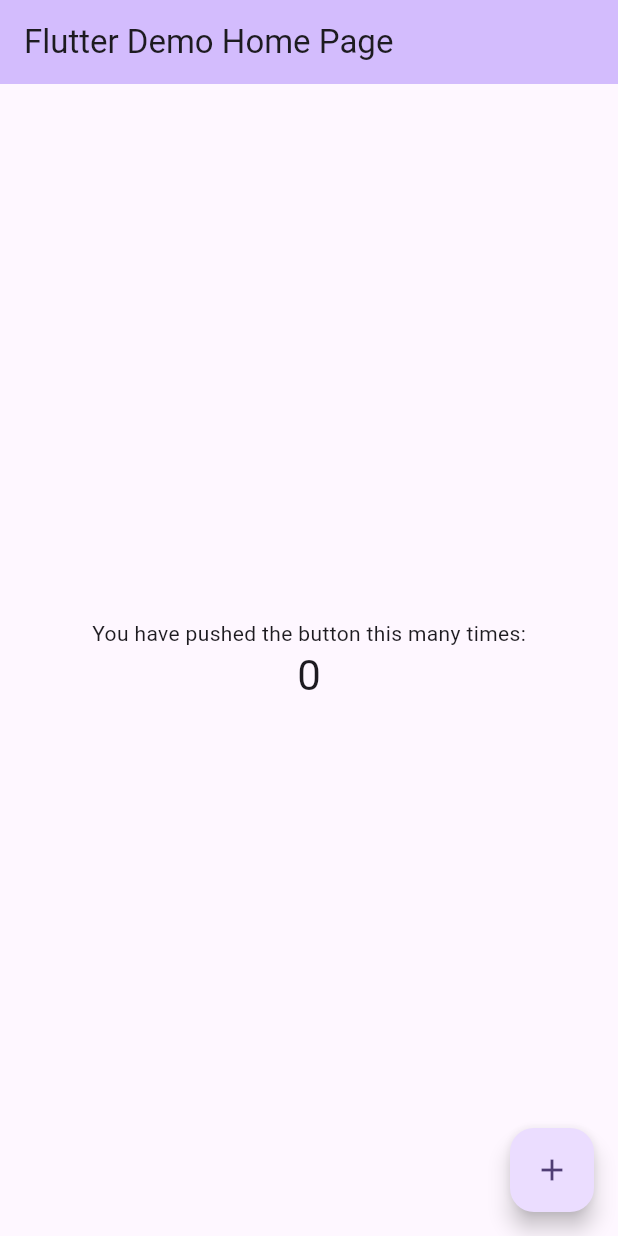
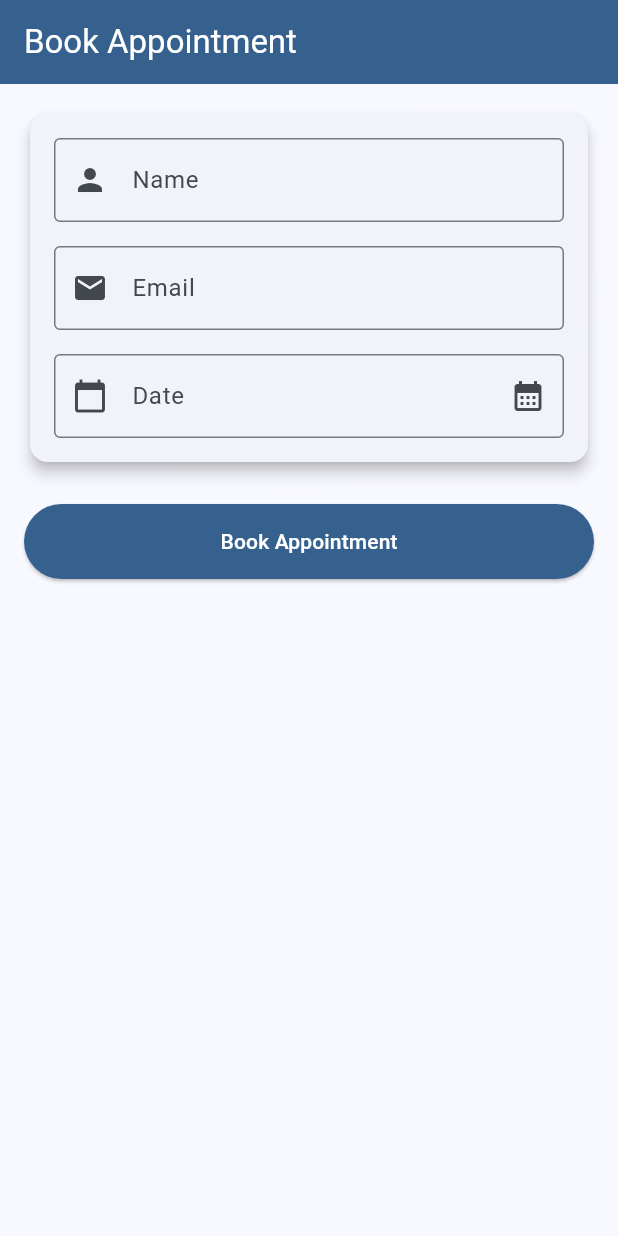
Before and after one commit to luckstraw/Mobap, a Flutter app: the screen it shows after launch, on a phone screen of 412 x 824 dp. Run offline on Flutter 3.47's test engine with Material 3 defaults, Android fonts, the phone set to English and light mode, and no system bars; our stand-ins replace cloud_firestore, firebase_core; accounts and stored records are empty; generated files the repository leaves out were written again.

Commit message:
working app

```diff
--- a/lib/main.dart
+++ b/lib/main.dart
@@ -1,122 +1,222 @@
 import 'package:flutter/material.dart';
+import 'package:firebase_core/firebase_core.dart';
+import 'firebase_options.dart';
+import 'package:cloud_firestore/cloud_firestore.dart';
+import 'services/email_service.dart';
+import 'package:intl/intl.dart';
 
-void main() {
+void main() async {
+  WidgetsFlutterBinding.ensureInitialized();
+  await Firebase.initializeApp(
+    options: DefaultFirebaseOptions.currentPlatform,
+  );
   runApp(const MyApp());
 }
 
 class MyApp extends StatelessWidget {
   const MyApp({super.key});
 
-  // This widget is the root of your application.
   @override
   Widget build(BuildContext context) {
     return MaterialApp(
-      title: 'Flutter Demo',
+      title: 'Appointment Booking',
       theme: ThemeData(
-        // This is the theme of your application.
-        //
-        // TRY THIS: Try running your application with "flutter run". You'll see
-        // the application has a purple toolbar. Then, without quitting the app,
-        // try changing the seedColor in the colorScheme below to Colors.green
-        // and then invoke "hot reload" (save your changes or press the "hot
-        // reload" button in a Flutter-supported IDE, or press "r" if you used
-        // the command line to start the app).
-        //
-        // Notice that the counter didn't reset back to zero; the application
-        // state is not lost during the reload. To reset the state, use hot
-        // restart instead.
-        //
-        // This works for code too, not just values: Most code changes can be
-        // tested with just a hot reload.
-        colorScheme: ColorScheme.fromSeed(seedColor: Colors.deepPurple),
+        colorScheme: ColorScheme.fromSeed(seedColor: Colors.blue),
+        useMaterial3: true,
       ),
-      home: const MyHomePage(title: 'Flutter Demo Home Page'),
+      home: const AppointmentForm(title: 'Book Appointment'),
     );
   }
 }
 
-class MyHomePage extends StatefulWidget {
-  const MyHomePage({super.key, required this.title});
-
-  // This widget is the home page of your application. It is stateful, meaning
-  // that it has a State object (defined below) that contains fields that affect
-  // how it looks.
-
-  // This class is the configuration for the state. It holds the values (in this
-  // case the title) provided by the parent (in this case the App widget) and
-  // used by the build method of the State. Fields in a Widget subclass are
-  // always marked "final".
-
+class AppointmentForm extends StatefulWidget {
+  const AppointmentForm({super.key, required this.title});
   final String title;
-
   @override
-  State<MyHomePage> createState() => _MyHomePageState();
+  State<AppointmentForm> createState() => _AppointmentFormState();
 }
 
-class _MyHomePageState extends State<MyHomePage> {
-  int _counter = 0;
-
-  void _incrementCounter() {
-    setState(() {
-      // This call to setState tells the Flutter framework that something has
-      // changed in this State, which causes it to rerun the build method below
-      // so that the display can reflect the updated values. If we changed
-      // _counter without calling setState(), then the build method would not be
-      // called again, and so nothing would appear to happen.
-      _counter++;
-    });
-  }
+class _AppointmentFormState extends State<AppointmentForm> {
+  final _formKey = GlobalKey<FormState>();
+  final _nameController = TextEditingController();
+  final _emailController = TextEditingController();
+  final _dateController = TextEditingController();
+  final _emailService = EmailService();
+  bool _isLoading = false;
 
   @override
   Widget build(BuildContext context) {
-    // This method is rerun every time setState is called, for instance as done
-    // by the _incrementCounter method above.
-    //
-    // The Flutter framework has been optimized to make rerunning build methods
-    // fast, so that you can just rebuild anything that needs updating rather
-    // than having to individually change instances of widgets.
     return Scaffold(
       appBar: AppBar(
-        // TRY THIS: Try changing the color here to a specific color (to
-        // Colors.amber, perhaps?) and trigger a hot reload to see the AppBar
-        // change color while the other colors stay the same.
-        backgroundColor: Theme.of(context).colorScheme.inversePrimary,
-        // Here we take the value from the MyHomePage object that was created by
-        // the App.build method, and use it to set our appbar title.
-        title: Text(widget.title),
+        backgroundColor: Theme.of(context).colorScheme.primary,
+        title: Text(
+          widget.title,
+          style: const TextStyle(color: Colors.white),
         ),
-      body: Center(
-        // Center is a layout widget. It takes a single child and positions it
-        // in the middle of the parent.
+      ),
+      body: SingleChildScrollView(
+        padding: const EdgeInsets.all(16.0),
+        child: Form(
+          key: _formKey,
           child: Column(
-          // Column is also a layout widget. It takes a list of children and
-          // arranges them vertically. By default, it sizes itself to fit its
-          // children horizontally, and tries to be as tall as its parent.
-          //
-          // Column has various properties to control how it sizes itself and
-          // how it positions its children. Here we use mainAxisAlignment to
-          // center the children vertically; the main axis here is the vertical
-          // axis because Columns are vertical (the cross axis would be
-          // horizontal).
-          //
-          // TRY THIS: Invoke "debug painting" (choose the "Toggle Debug Paint"
-          // action in the IDE, or press "p" in the console), to see the
-          // wireframe for each widget.
-          mainAxisAlignment: MainAxisAlignment.center,
-          children: <Widget>[
-            const Text('You have pushed the button this many times:'),
-            Text(
-              '$_counter',
-              style: Theme.of(context).textTheme.headlineMedium,
+            crossAxisAlignment: CrossAxisAlignment.stretch,
+            children: [
+              Card(
+                elevation: 4,
+                child: Padding(
+                  padding: const EdgeInsets.all(16.0),
+                  child: Column(
+                    children: [
+                      TextFormField(
+                        controller: _nameController,
+                        decoration: const InputDecoration(
+                          labelText: 'Name',
+                          prefixIcon: Icon(Icons.person),
+                          border: OutlineInputBorder(),
+                        ),
+                        validator: (value) {
+                          if (value == null || value.isEmpty) {
+                            return 'Please enter your name';
+                          }
+                          return null;
+                        },
+                      ),
+                      const SizedBox(height: 16),
+                      TextFormField(
+                        controller: _emailController,
+                        decoration: const InputDecoration(
+                          labelText: 'Email',
+                          prefixIcon: Icon(Icons.email),
+                          border: OutlineInputBorder(),
+                        ),
+                        validator: (value) {
+                          if (value == null || value.isEmpty) {
+                            return 'Please enter your email';
+                          }
+                          if (!RegExp(r'^[\w-\.]+@([\w-]+\.)+[\w-]{2,4}$').hasMatch(value)) {
+                            return 'Please enter a valid email';
+                          }
+                          return null;
+                        },
+                      ),
+                      const SizedBox(height: 16),
+                      TextFormField(
+                        controller: _dateController,
+                        decoration: InputDecoration(
+                          labelText: 'Date',
+                          prefixIcon: const Icon(Icons.calendar_today),
+                          border: const OutlineInputBorder(),
+                          suffixIcon: IconButton(
+                            icon: const Icon(Icons.calendar_month),
+                            onPressed: () => _selectDate(context),
+                          ),
+                        ),
+                        readOnly: true,
+                        validator: (value) {
+                          if (value == null || value.isEmpty) {
+                            return 'Please select a date';
+                          }
+                          return null;
+                        },
                       ),
                     ],
                   ),
                 ),
-      floatingActionButton: FloatingActionButton(
-        onPressed: _incrementCounter,
-        tooltip: 'Increment',
-        child: const Icon(Icons.add),
-      ), // This trailing comma makes auto-formatting nicer for build methods.
+              ),
+              const SizedBox(height: 24),
+              SizedBox(
+                height: 50,
+                child: ElevatedButton(
+                  onPressed: _isLoading ? null : _submitForm,
+                  style: ElevatedButton.styleFrom(
+                    backgroundColor: Theme.of(context).colorScheme.primary,
+                    foregroundColor: Colors.white,
+                  ),
+                  child: _isLoading
+                      ? const CircularProgressIndicator(color: Colors.white)
+                      : const Text("Book Appointment"),
+                ),
+              ),
+            ],
+          ),
+        ),
+      ),
     );
   }
+
+  Future<void> _selectDate(BuildContext context) async {
+    final DateTime? picked = await showDatePicker(
+      context: context,
+      initialDate: DateTime.now(),
+      firstDate: DateTime.now(),
+      lastDate: DateTime.now().add(const Duration(days: 365)),
+    );
+    if (picked != null) {
+      setState(() {
+        _dateController.text = DateFormat('yyyy-MM-dd').format(picked);
+      });
     }
+  }
+
+  Future<void> _submitForm() async {
+    if (!_formKey.currentState!.validate()) return;
+
+    setState(() => _isLoading = true);
+
+    try {
+      // Save to Firestore
+      await FirebaseFirestore.instance.collection('appointments').add({
+        'name': _nameController.text,
+        'email': _emailController.text,
+        'date': _dateController.text,
+        'createdAt': FieldValue.serverTimestamp(),
+      });
+
+      // Send email notification
+      final emailSent = await _emailService.sendEmailNotification(
+        name: _nameController.text,
+        email: _emailController.text,
+        date: _dateController.text,
+      );
+
+      if (mounted) {
+        ScaffoldMessenger.of(context).showSnackBar(
+          SnackBar(
+            content: Text(emailSent
+              ? 'Appointment booked successfully!'
+              : 'Appointment booked but failed to send email'),
+            backgroundColor: emailSent ? Colors.green : Colors.orange,
+          ),
+        );
+
+        if (emailSent) {
+          _formKey.currentState!.reset();
+          _nameController.clear();
+          _emailController.clear();
+          _dateController.clear();
+        }
+      }
+    } catch (e) {
+      if (mounted) {
+        ScaffoldMessenger.of(context).showSnackBar(
+          const SnackBar(
+            content: Text('Failed to book appointment'),
+            backgroundColor: Colors.red,
+          ),
+        );
+      }
+    } finally {
+      if (mounted) {
+        setState(() => _isLoading = false);
+      }
+    }
+  }
+
+  @override
+  void dispose() {
+    _nameController.dispose();
+    _emailController.dispose();
+    _dateController.dispose();
+    super.dispose();
+  }
+}
--- /dev/null
+++ b/lib/services/email_service.dart
@@ -0,0 +1,38 @@
+import 'dart:convert';
+import 'package:http/http.dart' as http;
+
+class EmailService {
+  static const String _serviceId = 'service_wg1l4kc';
+  static const String _templateId = 'template_0y6p7k9';
+  static const String _userId = 'uQ_5JziBcOJSD8dXs';
+
+  Future<bool> sendEmailNotification({
+    required String name,
+    required String email,
+    required String date,
+  }) async {
+    final url = Uri.parse('https://api.emailjs.com/api/v1.0/email/send');
+    try {
+      final response = await http.post(
+        url,
+        headers: {
+          'origin': 'http://localhost',
+          'Content-Type': 'application/json',
+        },
+        body: jsonEncode({
+          'service_id': _serviceId,
+          'template_id': _templateId,
+          'user_id': _userId,
+          'template_params': {
+            'to_name': name,
+            'to_email': email,
+            'appointment_date': date,
+          }
+        }),
+      );
+      return response.statusCode == 200;
+    } catch (e) {
+      return false;
+    }
+  }
+}
--- a/pubspec.yaml
+++ b/pubspec.yaml
@@ -19,7 +19,7 @@ publish_to: 'none' # Remove this line if you wish to publish to pub.dev
 version: 1.0.0+1
 
 environment:
-  sdk: ^3.7.0
+  sdk: '>=3.0.0 <4.0.0'
 
 # Dependencies specify other packages that your package needs in order to work.
 # To automatically upgrade your package dependencies to the latest versions
@@ -34,6 +34,10 @@ dependencies:
   # The following adds the Cupertino Icons font to your application.
   # Use with the CupertinoIcons class for iOS style icons.
   cupertino_icons: ^1.0.8
+  firebase_core: ^3.13.1
+  cloud_firestore: ^5.6.8
+  http: ^1.4.0
+  intl: ^0.20.2
 
 dev_dependencies:
   flutter_test:
```
Also changed, not shown: 5 other files. Lines whose indentation alone changed are shown as unchanged.
